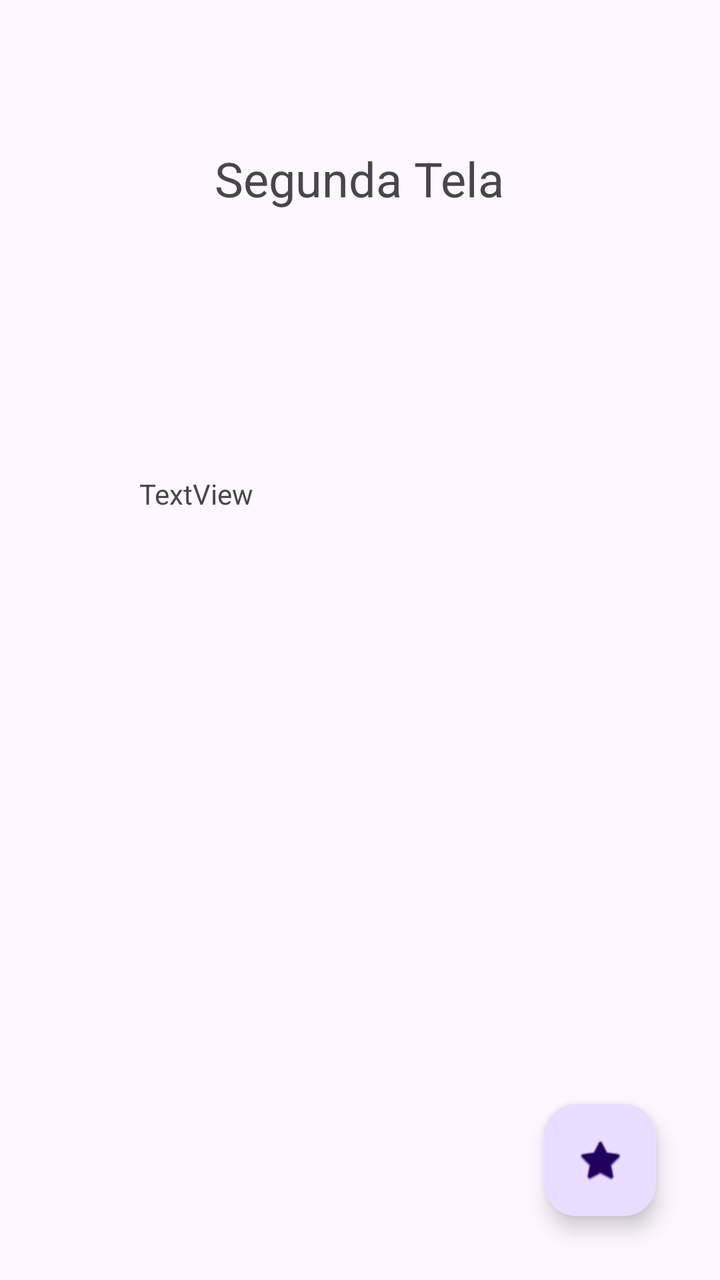
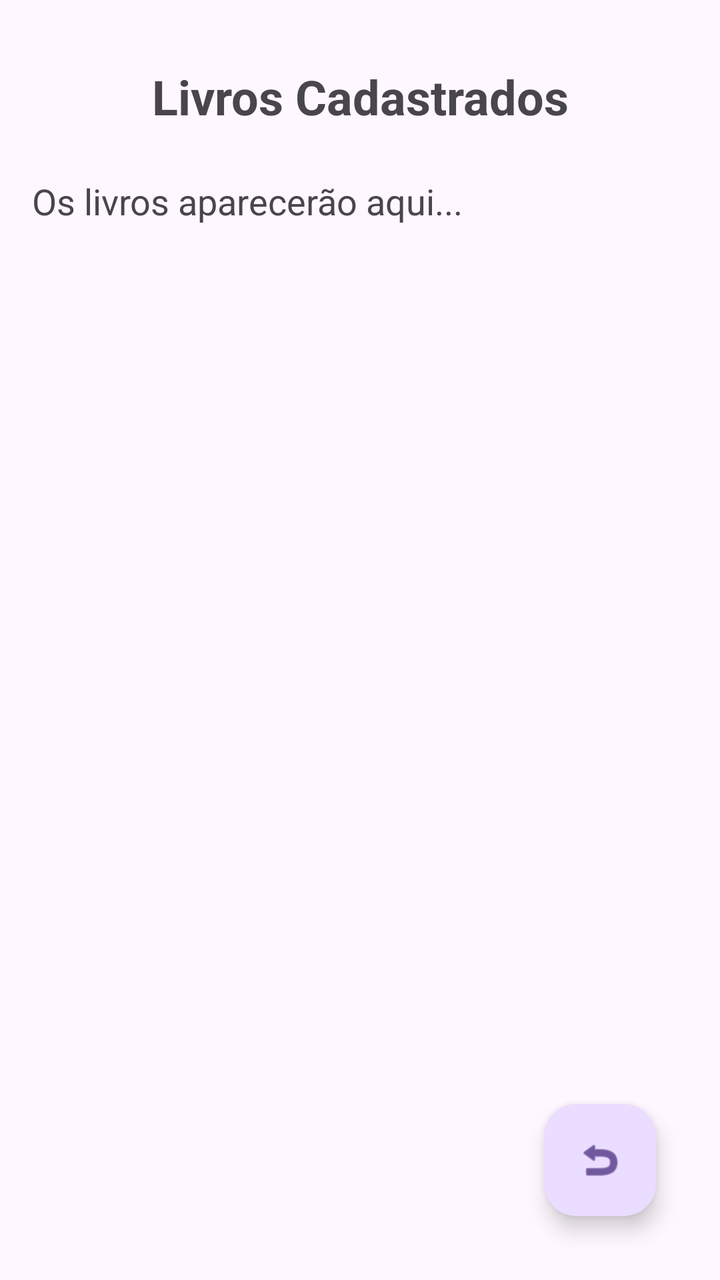

An Android layout rendered at two revisions. The XML below is the earlier revision; the diff shows what the commit changed to produce the second picture.
<!-- AndroidManifest.xml: application theme Theme.AppTelas -->
<!-- res/layout/activity_segunda.xml -->
<?xml version="1.0" encoding="utf-8"?>
<androidx.constraintlayout.widget.ConstraintLayout xmlns:android="http://schemas.android.com/apk/res/android"
    xmlns:app="http://schemas.android.com/apk/res-auto"
    xmlns:tools="http://schemas.android.com/tools"
    android:id="@+id/main"
    android:layout_width="match_parent"
    android:layout_height="match_parent"
    tools:context=".SegundaActivity">

    <TextView
        android:id="@+id/textView"
        android:layout_width="wrap_content"
        android:layout_height="wrap_content"
        android:text="Segunda Tela"
        android:textSize="24sp"
        app:layout_constraintBottom_toBottomOf="parent"
        app:layout_constraintEnd_toEndOf="parent"
        app:layout_constraintHorizontal_bias="0.498"
        app:layout_constraintStart_toStartOf="parent"
        app:layout_constraintTop_toTopOf="parent"
        app:layout_constraintVertical_bias="0.12" />

    <com.google.android.material.floatingactionbutton.FloatingActionButton
        android:id="@+id/fab_volta"
        android:layout_width="wrap_content"
        android:layout_height="wrap_content"
        android:layout_marginEnd="32dp"
        android:layout_marginBottom="32dp"
        android:clickable="true"
        android:contentDescription="Botão para voltar"
        app:layout_constraintBottom_toBottomOf="parent"
        app:layout_constraintEnd_toEndOf="parent"
        app:srcCompat="@android:drawable/btn_star_big_on" />

    <TextView
        android:id="@+id/text_resultado"
        android:layout_width="221dp"
        android:layout_height="164dp"
        android:layout_marginTop="124dp"
        android:text="TextView"
        app:layout_constraintBottom_toBottomOf="parent"
        app:layout_constraintEnd_toEndOf="parent"
        app:layout_constraintStart_toStartOf="parent"
        app:layout_constraintTop_toBottomOf="@+id/textView"
        app:layout_constraintVertical_bias="0.033" />

</androidx.constraintlayout.widget.ConstraintLayout>
<!-- resources referenced by this layout -->
<resources>
  <style name="Theme.AppTelas" parent="Base.Theme.AppTelas" />
  <style name="Base.Theme.AppTelas" parent="Theme.Material3.DayNight.NoActionBar">
          
          
      </style>
</resources>

<!-- the commit's change to res/layout/activity_segunda.xml (unified diff, before → after) -->
@@ -5,43 +5,49 @@
     android:id="@+id/main"
     android:layout_width="match_parent"
     android:layout_height="match_parent"
+    android:padding="16dp"
     tools:context=".SegundaActivity">
 
     <TextView
         android:id="@+id/textView"
         android:layout_width="wrap_content"
         android:layout_height="wrap_content"
-        android:text="Segunda Tela"
+        android:layout_marginTop="16dp"
+        android:text="Livros Cadastrados"
         android:textSize="24sp"
-        app:layout_constraintBottom_toBottomOf="parent"
+        android:textStyle="bold"
         app:layout_constraintEnd_toEndOf="parent"
-        app:layout_constraintHorizontal_bias="0.498"
         app:layout_constraintStart_toStartOf="parent"
-        app:layout_constraintTop_toTopOf="parent"
-        app:layout_constraintVertical_bias="0.12" />
+        app:layout_constraintTop_toTopOf="parent" />
+
+    <ScrollView
+        android:layout_width="0dp"
+        android:layout_height="0dp"
+        android:layout_marginTop="24dp"
+        android:layout_marginBottom="16dp"
+        app:layout_constraintBottom_toTopOf="@+id/fab_volta"
+        app:layout_constraintEnd_toEndOf="parent"
+        app:layout_constraintStart_toStartOf="parent"
+        app:layout_constraintTop_toBottomOf="@+id/textView">
+
+        <TextView
+            android:id="@+id/text_resultado"
+            android:layout_width="match_parent"
+            android:layout_height="wrap_content"
+            android:text="Os livros aparecerão aqui..."
+            android:textSize="18sp" />
+    </ScrollView>
 
     <com.google.android.material.floatingactionbutton.FloatingActionButton
         android:id="@+id/fab_volta"
         android:layout_width="wrap_content"
         android:layout_height="wrap_content"
-        android:layout_marginEnd="32dp"
-        android:layout_marginBottom="32dp"
+        android:layout_marginEnd="16dp"
+        android:layout_marginBottom="16dp"
         android:clickable="true"
         android:contentDescription="Botão para voltar"
         app:layout_constraintBottom_toBottomOf="parent"
         app:layout_constraintEnd_toEndOf="parent"
-        app:srcCompat="@android:drawable/btn_star_big_on" />
-
-    <TextView
-        android:id="@+id/text_resultado"
-        android:layout_width="221dp"
-        android:layout_height="164dp"
-        android:layout_marginTop="124dp"
-        android:text="TextView"
-        app:layout_constraintBottom_toBottomOf="parent"
-        app:layout_constraintEnd_toEndOf="parent"
-        app:layout_constraintStart_toStartOf="parent"
-        app:layout_constraintTop_toBottomOf="@+id/textView"
-        app:layout_constraintVertical_bias="0.033" />
+        app:srcCompat="@android:drawable/ic_menu_revert" />
 
 </androidx.constraintlayout.widget.ConstraintLayout>
